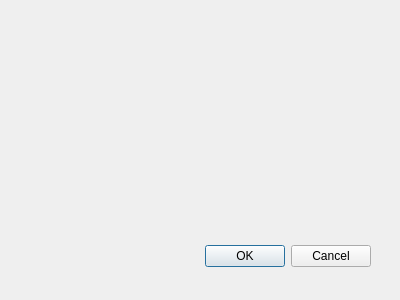
GrzybDev/OpenMicServer, file src/ui/DialogDeviceAuth/deviceauthdialog.ui: the form before one commit.
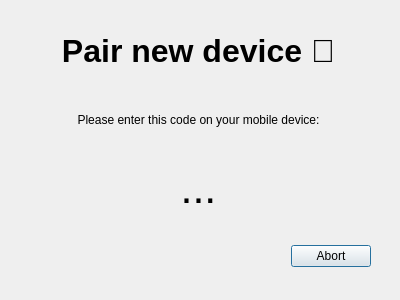
The form after the commit.

Commit message: Started working on pairing mechanism

The edit to the form file:
```diff
--- a/src/ui/DialogDeviceAuth/deviceauthdialog.ui
+++ b/src/ui/DialogDeviceAuth/deviceauthdialog.ui
@@ -12,6 +12,18 @@
     <height>300</height>
    </rect>
   </property>
+  <property name="minimumSize">
+   <size>
+    <width>400</width>
+    <height>300</height>
+   </size>
+  </property>
+  <property name="maximumSize">
+   <size>
+    <width>400</width>
+    <height>300</height>
+   </size>
+  </property>
   <property name="windowTitle">
    <string>Dialog</string>
   </property>
@@ -28,9 +40,62 @@
     <enum>Qt::Horizontal</enum>
    </property>
    <property name="standardButtons">
-    <set>QDialogButtonBox::Cancel|QDialogButtonBox::Ok</set>
+    <set>QDialogButtonBox::Abort</set>
    </property>
   </widget>
+  <widget class="QWidget" name="verticalLayoutWidget">
+   <property name="geometry">
+    <rect>
+     <x>8</x>
+     <y>19</y>
+     <width>381</width>
+     <height>201</height>
+    </rect>
+   </property>
+   <layout class="QVBoxLayout" name="verticalLayout">
+    <item>
+     <widget class="QLabel" name="titleLabel">
+      <property name="font">
+       <font>
+        <pointsize>24</pointsize>
+        <bold>true</bold>
+       </font>
+      </property>
+      <property name="text">
+       <string>Pair new device 📱</string>
+      </property>
+      <property name="alignment">
+       <set>Qt::AlignCenter</set>
+      </property>
+     </widget>
+    </item>
+    <item>
+     <widget class="QLabel" name="descLabel">
+      <property name="text">
+       <string>Please enter this code on your mobile device:</string>
+      </property>
+      <property name="alignment">
+       <set>Qt::AlignCenter</set>
+      </property>
+     </widget>
+    </item>
+    <item>
+     <widget class="QLabel" name="codeLabel">
+      <property name="font">
+       <font>
+        <pointsize>32</pointsize>
+       </font>
+      </property>
+      <property name="text">
+       <string notr="true">...</string>
+      </property>
+      <property name="alignment">
+       <set>Qt::AlignCenter</set>
+      </property>
+     </widget>
+    </item>
+   </layout>
+  </widget>
  </widget>
  <pixmapfunction/>
  <resources/>
```
Left out of the diff: 7 changed lines with no effect on the pictures. The commit also changes 2 other files.
